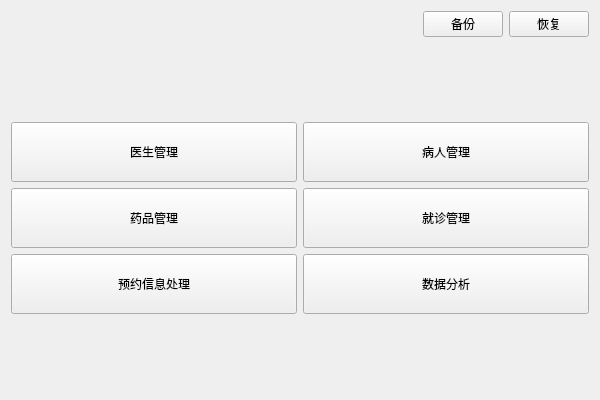
zhuguotiao/Lab, file welcomeview.ui: the form before one commit.
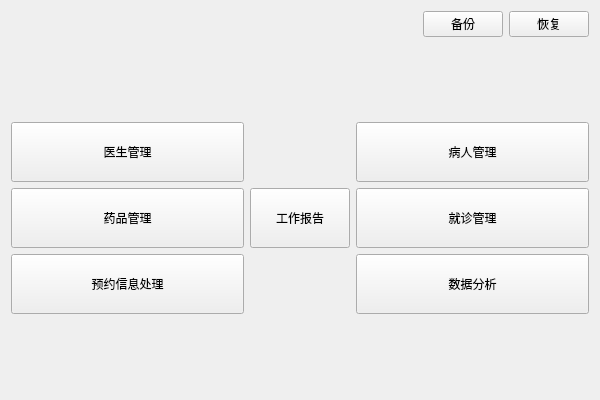
The form after the commit.

Commit message: 实现医生工作报告，以及在登录的时候记录登录的人信息，用于后续的工作记录

Diff of the .ui file:
```diff
--- a/welcomeview.ui
+++ b/welcomeview.ui
@@ -75,45 +75,6 @@
    </item>
    <item>
     <layout class="QGridLayout" name="gridLayout">
-     <item row="0" column="1">
-      <widget class="QPushButton" name="btPatient">
-       <property name="minimumSize">
-        <size>
-         <width>100</width>
-         <height>60</height>
-        </size>
-       </property>
-       <property name="text">
-        <string>病人管理</string>
-       </property>
-      </widget>
-     </item>
-     <item row="2" column="1">
-      <widget class="QPushButton" name="btDataAnalysis">
-       <property name="minimumSize">
-        <size>
-         <width>100</width>
-         <height>60</height>
-        </size>
-       </property>
-       <property name="text">
-        <string>数据分析</string>
-       </property>
-      </widget>
-     </item>
-     <item row="1" column="1">
-      <widget class="QPushButton" name="btMedicalRecord">
-       <property name="minimumSize">
-        <size>
-         <width>100</width>
-         <height>60</height>
-        </size>
-       </property>
-       <property name="text">
-        <string>就诊管理</string>
-       </property>
-      </widget>
-     </item>
      <item row="1" column="0">
       <widget class="QPushButton" name="btDrug">
        <property name="minimumSize">
@@ -127,19 +88,6 @@
        </property>
       </widget>
      </item>
-     <item row="2" column="0">
-      <widget class="QPushButton" name="btReserve">
-       <property name="minimumSize">
-        <size>
-         <width>100</width>
-         <height>60</height>
-        </size>
-       </property>
-       <property name="text">
-        <string>预约信息处理</string>
-       </property>
-      </widget>
-     </item>
      <item row="0" column="0">
       <widget class="QPushButton" name="btDoctor">
        <property name="minimumSize">
@@ -153,6 +101,77 @@
        </property>
       </widget>
      </item>
+     <item row="1" column="2">
+      <widget class="QPushButton" name="btMedicalRecord">
+       <property name="minimumSize">
+        <size>
+         <width>100</width>
+         <height>60</height>
+        </size>
+       </property>
+       <property name="text">
+        <string>就诊管理</string>
+       </property>
+      </widget>
+     </item>
+     <item row="2" column="2">
+      <widget class="QPushButton" name="btDataAnalysis">
+       <property name="minimumSize">
+        <size>
+         <width>100</width>
+         <height>60</height>
+        </size>
+       </property>
+       <property name="text">
+        <string>数据分析</string>
+       </property>
+      </widget>
+     </item>
+     <item row="0" column="2">
+      <widget class="QPushButton" name="btPatient">
+       <property name="minimumSize">
+        <size>
+         <width>100</width>
+         <height>60</height>
+        </size>
+       </property>
+       <property name="text">
+        <string>病人管理</string>
+       </property>
+      </widget>
+     </item>
+     <item row="2" column="0">
+      <widget class="QPushButton" name="btReserve">
+       <property name="minimumSize">
+        <size>
+         <width>100</width>
+         <height>60</height>
+        </size>
+       </property>
+       <property name="text">
+        <string>预约信息处理</string>
+       </property>
+      </widget>
+     </item>
+     <item row="1" column="1">
+      <widget class="QPushButton" name="btDoctorReport">
+       <property name="sizePolicy">
+        <sizepolicy hsizetype="Fixed" vsizetype="Fixed">
+         <horstretch>0</horstretch>
+         <verstretch>0</verstretch>
+        </sizepolicy>
+       </property>
+       <property name="minimumSize">
+        <size>
+         <width>100</width>
+         <height>60</height>
+        </size>
+       </property>
+       <property name="text">
+        <string>工作报告</string>
+       </property>
+      </widget>
+     </item>
     </layout>
    </item>
    <item>
```
The commit also changes 16 other files.
